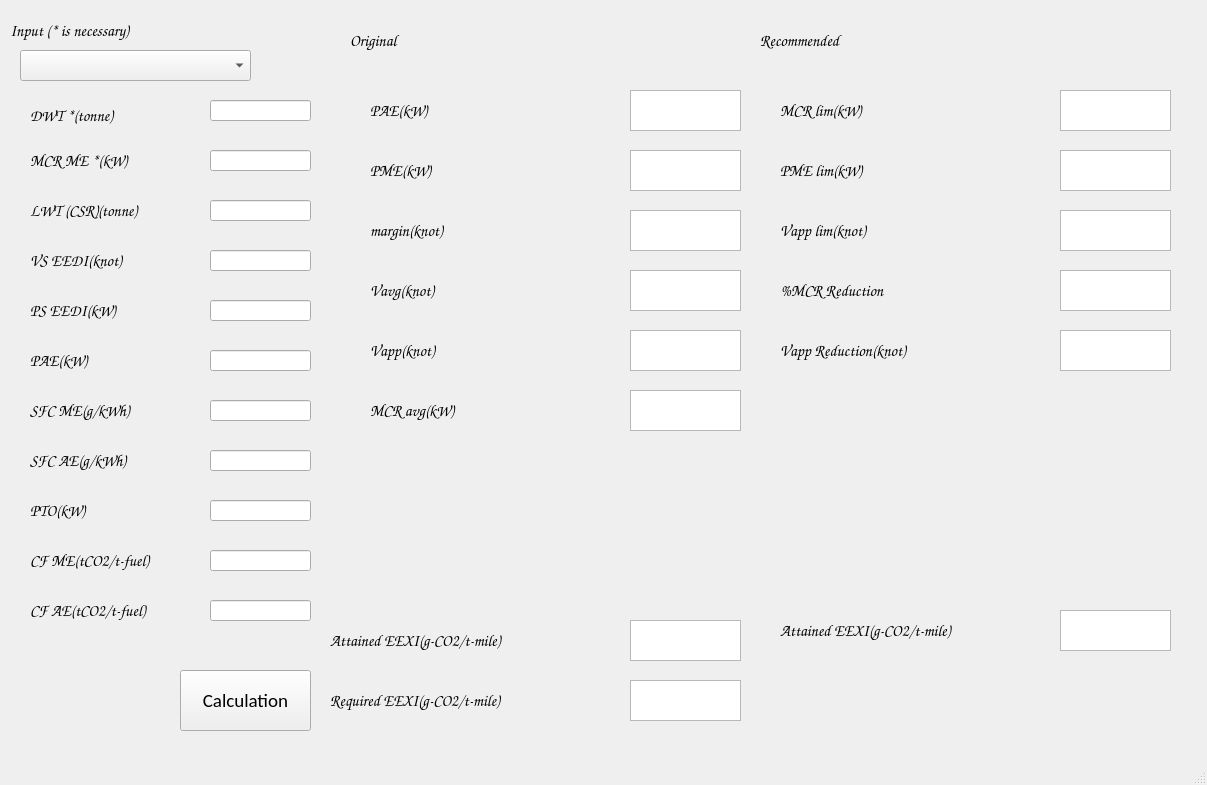
ychins1340/EEXIcalculator, file untitled.ui: the form before one commit.
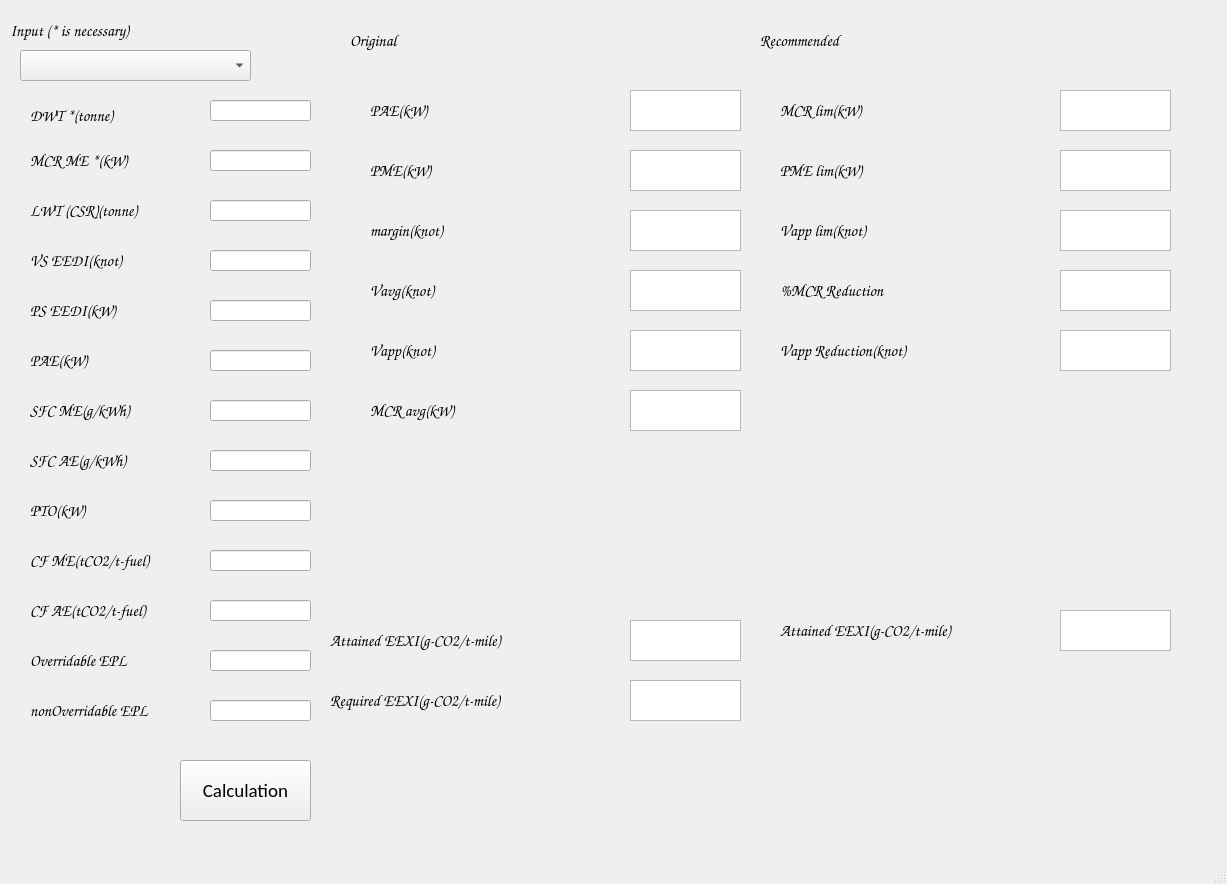
The form after the commit. Icons and pictures are not drawn.

Diff of the .ui file:
```diff
--- a/untitled.ui
+++ b/untitled.ui
@@ -6,8 +6,8 @@
    <rect>
     <x>0</x>
     <y>0</y>
-    <width>1207</width>
-    <height>785</height>
+    <width>1227</width>
+    <height>884</height>
    </rect>
   </property>
   <property name="font">
@@ -60,14 +60,14 @@
       <x>20</x>
       <y>40</y>
       <width>301</width>
-      <height>701</height>
+      <height>791</height>
      </rect>
     </property>
     <widget class="QPushButton" name="pushButton">
      <property name="geometry">
       <rect>
        <x>160</x>
-       <y>630</y>
+       <y>720</y>
        <width>131</width>
        <height>61</height>
       </rect>
@@ -507,6 +507,82 @@
       <string>CF AE(tCO2/t-fuel)</string>
      </property>
     </widget>
+    <widget class="QLabel" name="label_31">
+     <property name="geometry">
+      <rect>
+       <x>10</x>
+       <y>600</y>
+       <width>181</width>
+       <height>41</height>
+      </rect>
+     </property>
+     <property name="font">
+      <font>
+       <family>Comic Sans MS</family>
+       <pointsize>12</pointsize>
+      </font>
+     </property>
+     <property name="text">
+      <string>Overridable EPL</string>
+     </property>
+    </widget>
+    <widget class="QLineEdit" name="OEPL_in">
+     <property name="geometry">
+      <rect>
+       <x>190</x>
+       <y>610</y>
+       <width>101</width>
+       <height>21</height>
+      </rect>
+     </property>
+     <property name="font">
+      <font>
+       <family>Arial</family>
+       <pointsize>11</pointsize>
+      </font>
+     </property>
+     <property name="text">
+      <string/>
+     </property>
+    </widget>
+    <widget class="QLabel" name="label_32">
+     <property name="geometry">
+      <rect>
+       <x>10</x>
+       <y>650</y>
+       <width>181</width>
+       <height>41</height>
+      </rect>
+     </property>
+     <property name="font">
+      <font>
+       <family>Comic Sans MS</family>
+       <pointsize>12</pointsize>
+      </font>
+     </property>
+     <property name="text">
+      <string>nonOverridable EPL</string>
+     </property>
+    </widget>
+    <widget class="QLineEdit" name="nonOEPL_in">
+     <property name="geometry">
+      <rect>
+       <x>190</x>
+       <y>660</y>
+       <width>101</width>
+       <height>21</height>
+      </rect>
+     </property>
+     <property name="font">
+      <font>
+       <family>Arial</family>
+       <pointsize>11</pointsize>
+      </font>
+     </property>
+     <property name="text">
+      <string/>
+     </property>
+    </widget>
    </widget>
    <widget class="QWidget" name="widget_2" native="true">
     <property name="geometry">
```
Left out of the diff: 2 changed lines with no effect on the pictures.
